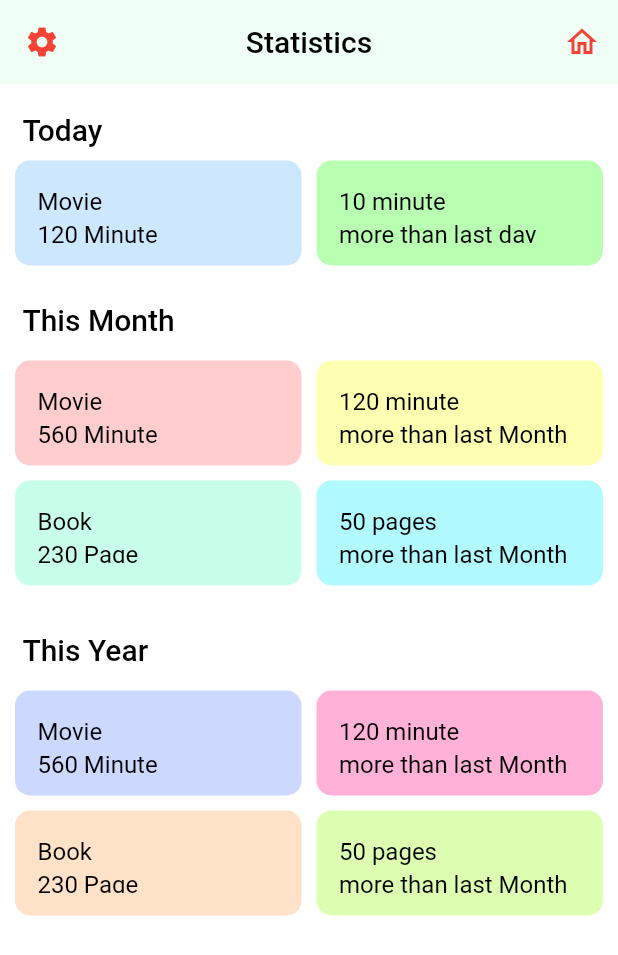
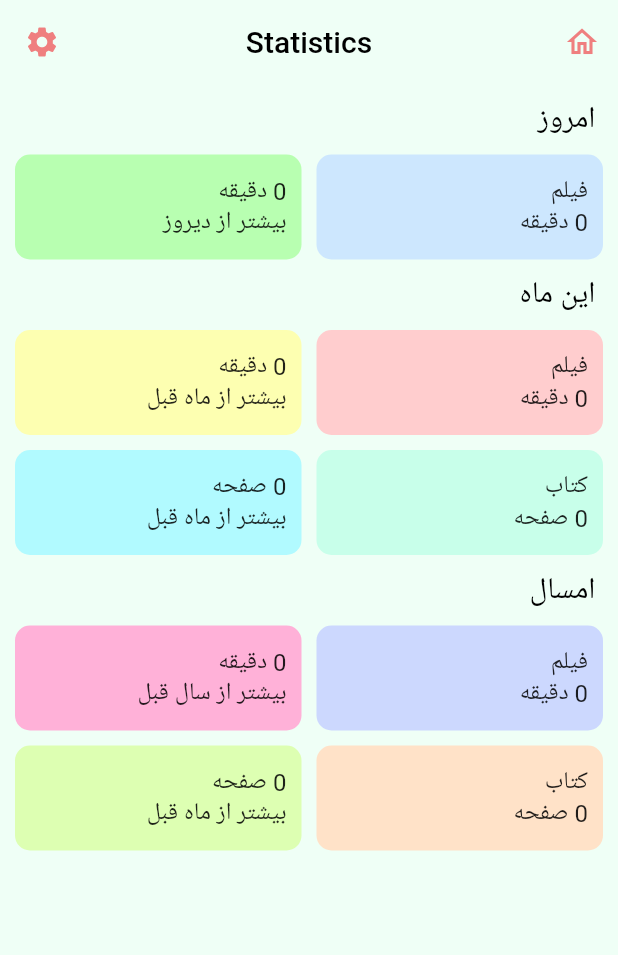
Before and after one commit to TiimmyFTurner/book_and_movie_tracker, a Flutter app: the screen it shows after launch, after a tap on the "bar chart" icon, on a phone screen of 412 x 824 dp. Shown: the top 955 px of the screen. Run offline on Flutter 3.47's test engine with Material 2 defaults, Android fonts, the phone set to English and light mode, and no system bars; our stand-ins replace shamsi_date, shared_preferences, shimmer, sqflite; accounts and stored records are empty; Roboto replaces fonts that are missing (Koodak).

Commit message:
fix statistics

```diff
--- a/lib/provider/statisticsProvider.dart
+++ b/lib/provider/statisticsProvider.dart
@@ -10,7 +10,14 @@ class StatisticsProvider extends ChangeNotifier {
   int _thisYearMovie = 0, _lastYearMovie = 0, _thisYearMovieDiff = 0;
   int _thisYearBook = 0, _lastYearBook = 0, _thisYearBookDiff = 0;
 
+
   void initStatistics() async {
+    _todayMovie = _yesterdayMovie = _todayMovieDiff = _thisMonthMovie =
+        _lastMonthMovie = _thisMonthMovieDiff = _thisMonthBook =
+            _lastMonthBook = _thisMonthBookDiff = _thisYearMovie =
+                _lastYearMovie = _thisYearMovieDiff =
+                    _thisYearBook = _lastYearBook = _thisYearBookDiff = 0;
+
     List<Book> _books = await DBProvider.db.getAllBooks();
     List<Movie> _movies = await DBProvider.db.getAllMovies();
     DateTime _today =
@@ -25,14 +32,14 @@ class StatisticsProvider extends ChangeNotifier {
       if (_elDate.year == _today.year) {
         if (_elDate.month == _today.month) {
           if (_elDate == _today)
-            _todayMovie += element.watchTime;
-          else if (_elDate == _yesterday) _yesterdayMovie += element.watchTime;
-          _thisMonthMovie += element.watchTime;
+            _todayMovie += element.time;
+          else if (_elDate == _yesterday) _yesterdayMovie += element.time;
+          _thisMonthMovie += element.time;
         } else if (_elDate.month == _lastMonth.month)
-          _lastMonthMovie += element.watchTime;
-        _thisYearMovie += element.watchTime;
-      } else if (_elDate.year == _lastYear.year)
-        _lastYearMovie += element.watchTime;
+          _lastMonthMovie += element.time;
+        _thisYearMovie += element.time;
+      } else if (_elDate.year == _lastYear.year) _lastYearMovie += element.time;
+
     });
     _todayMovieDiff = _todayMovie - _yesterdayMovie;
     _thisMonthMovieDiff = _thisMonthMovie - _lastMonthMovie;
@@ -42,32 +49,45 @@ class StatisticsProvider extends ChangeNotifier {
           DateTime(element.date.year, element.date.month, element.date.day);
       if (_elDate.year == _today.year) {
         if (_elDate.month == _today.month) {
-          _thisMonthBook += element.readTime;
+          _thisMonthBook += element.pages;
         } else if (_elDate.month == _lastMonth.month)
-          _lastMonthBook += element.readTime;
-        _thisYearBook += element.readTime;
+          _lastMonthBook += element.pages;
+        _thisYearBook += element.pages;
       } else if (_elDate.year == _lastYear.year)
-        _lastYearBook += element.readTime;
+        _lastYearBook += element.pages;
     });
     _thisMonthBookDiff = _thisMonthBook - _lastMonthBook;
     _thisYearBookDiff = _thisYearBook - _lastYearBook;
-    print('done');
     notifyListeners();
   }
 
   int get todayMovie => _todayMovie;
+
   int get yesterdayMovie => _yesterdayMovie;
+
   int get todayMovieDiff => _todayMovieDiff;
+
   int get thisMonthMovie => _thisMonthMovie;
+
   int get lastMonthMovie => _lastMonthMovie;
+
   int get thisMonthMovieDiff => _thisMonthMovieDiff;
+
   int get thisMonthBook => _thisMonthBook;
+
   int get lastMonthBook => _lastMonthBook;
+
   int get thisMonthBookDiff => _thisMonthBookDiff;
+
   int get thisYearMovie => _thisYearMovie;
+
   int get lastYearMovie => _lastYearMovie;
+
   int get thisYearMovieDiff => _thisYearMovieDiff;
+
   int get thisYearBook => _thisYearBook;
+
   int get lastYearBook => _lastYearBook;
+
   int get thisYearBookDiff => _thisYearBookDiff;
 }
--- a/lib/view/homePage.dart
+++ b/lib/view/homePage.dart
@@ -88,7 +88,6 @@ class _HomePageState extends State<HomePage>
           elevation: 0,
           title: Text(
             "BaM Tracker",
-            style: TextStyle(color: Colors.black),
           ),
           centerTitle: true,
           leading: IconButton(
@@ -115,6 +114,7 @@ class _HomePageState extends State<HomePage>
               icon:
                   Icon(Icons.bar_chart, color: Theme.of(context).primaryColor),
               onPressed: () {
+                context.read<StatisticsProvider>().initStatistics();
                 Navigator.push(
                   context,
                   MaterialPageRoute(builder: (context) => Statistics()),
@@ -153,6 +153,6 @@ class _HomePageState extends State<HomePage>
           ),
         ),
       ),
-    ); //Scaffold
+    );
   }
 }
--- a/lib/view/statistics.dart
+++ b/lib/view/statistics.dart
@@ -1,4 +1,7 @@
+import 'package:book_and_movie_tracker/view/homePage.dart';
+import 'package:book_and_movie_tracker/view/setting.dart';
 import 'package:flutter/material.dart';
+import 'package:book_and_movie_tracker/provider/providers.dart';
 
 class Statistics extends StatefulWidget {
   @override
@@ -7,25 +10,19 @@ class Statistics extends StatefulWidget {
 
 class _StatisticsState extends State<Statistics> {
   Widget myBody() {
-    return Container(
-      height: MediaQuery.of(context).size.height,
-      width: MediaQuery.of(context).size.width,
-      color: Colors.white,
-      padding: EdgeInsets.all(10),
+    var _sp = context.watch<StatisticsProvider>();
+    return Padding(
+      padding: EdgeInsets.symmetric(horizontal: 10),
       child: SingleChildScrollView(
-        child: Column(
-          children: [
-            Container(
-              height: 120,
-              width: MediaQuery.of(context).size.width,
+        child: Directionality(
+          textDirection: TextDirection.rtl,
           child: Column(
             crossAxisAlignment: CrossAxisAlignment.start,
-                mainAxisAlignment: MainAxisAlignment.spaceEvenly,
             children: [
               Padding(
-                    padding: EdgeInsets.only(left: 5),
+                padding: EdgeInsets.symmetric(horizontal: 5, vertical: 10),
                 child: Text(
-                      "Today",
+                  "امروز",
                   style: TextStyle(
                     fontSize: 20,
                     color: Colors.black,
@@ -38,18 +35,17 @@ class _StatisticsState extends State<Statistics> {
                   Expanded(
                     flex: 1,
                     child: Container(
-                          padding: EdgeInsets.all(15),
-                          alignment: Alignment.centerLeft,
+                      padding: EdgeInsets.all(10),
+                      alignment: Alignment.centerRight,
                       height: 70,
                       decoration: BoxDecoration(
                           color: Color(0xffcde7fe),
-                              borderRadius:
-                              BorderRadius.all(Radius.circular(10))),
+                          borderRadius: BorderRadius.all(Radius.circular(10))),
                       child: Text(
-                            "Movie" + "\n120 Minute",
+                        "فیلم" + "\n${_sp.todayMovie}" + " دقیقه",
                         style: TextStyle(
-                              fontSize: 16, color: Colors.black, height: 1.4,
-                              // fontWeight: FontWeight.w500,
+                          fontSize: 16,
+                          height: 1.3,
                         ),
                       ),
                     ),
@@ -60,38 +56,27 @@ class _StatisticsState extends State<Statistics> {
                   Expanded(
                     flex: 1,
                     child: Container(
-                          padding: EdgeInsets.all(15),
-                          alignment: Alignment.centerLeft,
+                      padding: EdgeInsets.all(10),
+                      alignment: Alignment.centerRight,
                       height: 70,
                       decoration: BoxDecoration(
                           color: Color(0xffb8ffb1),
-                              borderRadius:
-                              BorderRadius.all(Radius.circular(10))),
+                          borderRadius: BorderRadius.all(Radius.circular(10))),
                       child: Text(
-                            "10 minute" + "\nmore than last day",
+                        "${_sp.todayMovieDiff}" + " دقیقه" + "\nبیشتر از دیروز",
                         style: TextStyle(
-                              fontSize: 16, color: Colors.black, height: 1.4,
-                              // fontWeight: FontWeight.w500,
+                          fontSize: 16,
+                          height: 1.3,
                         ),
                       ),
                     ),
                   ),
                 ],
-                  )
-                ],
               ),
-            ),
-            Container(
-              height: 220,
-              width: MediaQuery.of(context).size.width,
-              child: Column(
-                crossAxisAlignment: CrossAxisAlignment.start,
-                mainAxisAlignment: MainAxisAlignment.spaceEvenly,
-                children: [
               Padding(
-                    padding: EdgeInsets.only(left: 5),
+                padding: EdgeInsets.symmetric(horizontal: 5, vertical: 10),
                 child: Text(
-                      "This Month",
+                  "این ماه",
                   style: TextStyle(
                     fontSize: 20,
                     color: Colors.black,
@@ -99,26 +84,22 @@ class _StatisticsState extends State<Statistics> {
                   ),
                 ),
               ),
-                  Column(
-                    children: [
               Row(
                 children: [
                   Expanded(
                     flex: 1,
                     child: Container(
-                              padding: EdgeInsets.all(15),
-                              alignment: Alignment.centerLeft,
+                      padding: EdgeInsets.all(10),
+                      alignment: Alignment.centerRight,
                       height: 70,
                       decoration: BoxDecoration(
                           color: Color(0xffffcdce),
-                                  borderRadius:
-                                  BorderRadius.all(Radius.circular(10))),
+                          borderRadius: BorderRadius.all(Radius.circular(10))),
                       child: Text(
-                                "Movie" + "\n560 Minute",
+                        "فیلم" + "\n${_sp.thisMonthMovie}" + " دقیقه",
                         style: TextStyle(
-                                  fontSize: 16, color: Colors.black,
-                                  height: 1.4,
-                                  // fontWeight: FontWeight.w500,
+                          fontSize: 16,
+                          height: 1.3,
                         ),
                       ),
                     ),
@@ -129,19 +110,19 @@ class _StatisticsState extends State<Statistics> {
                   Expanded(
                     flex: 1,
                     child: Container(
-                              padding: EdgeInsets.all(15),
-                              alignment: Alignment.centerLeft,
+                      padding: EdgeInsets.all(10),
+                      alignment: Alignment.centerRight,
                       height: 70,
                       decoration: BoxDecoration(
                           color: Color(0xfffdffb1),
-                                  borderRadius:
-                                  BorderRadius.all(Radius.circular(10))),
+                          borderRadius: BorderRadius.all(Radius.circular(10))),
                       child: Text(
-                                "120 minute" + "\nmore than last Month",
+                        "${_sp.thisMonthMovieDiff}" +
+                            " دقیقه" +
+                            "\nبیشتر از ماه قبل",
                         style: TextStyle(
-                                  fontSize: 16, color: Colors.black,
-                                  height: 1.4,
-                                  // fontWeight: FontWeight.w500,
+                          fontSize: 16,
+                          height: 1.3,
                         ),
                       ),
                     ),
@@ -156,19 +137,17 @@ class _StatisticsState extends State<Statistics> {
                   Expanded(
                     flex: 1,
                     child: Container(
-                              padding: EdgeInsets.all(15),
-                              alignment: Alignment.centerLeft,
+                      padding: EdgeInsets.all(10),
+                      alignment: Alignment.centerRight,
                       height: 70,
                       decoration: BoxDecoration(
                           color: Color(0xffc8ffea),
-                                  borderRadius:
-                                  BorderRadius.all(Radius.circular(10))),
+                          borderRadius: BorderRadius.all(Radius.circular(10))),
                       child: Text(
-                                "Book" + "\n230 Page",
+                        "کتاب" + "\n${_sp.thisMonthBook}" + " صفحه",
                         style: TextStyle(
-                                  fontSize: 16, color: Colors.black,
-                                  height: 1.4,
-                                  // fontWeight: FontWeight.w500,
+                          fontSize: 16,
+                          height: 1.3,
                         ),
                       ),
                     ),
@@ -179,41 +158,29 @@ class _StatisticsState extends State<Statistics> {
                   Expanded(
                     flex: 1,
                     child: Container(
-                              padding: EdgeInsets.all(15),
-                              alignment: Alignment.centerLeft,
+                      padding: EdgeInsets.all(10),
+                      alignment: Alignment.centerRight,
                       height: 70,
                       decoration: BoxDecoration(
                           color: Color(0xffb1faff),
-                                  borderRadius:
-                                  BorderRadius.all(Radius.circular(10))),
+                          borderRadius: BorderRadius.all(Radius.circular(10))),
                       child: Text(
-                                "50 pages" + "\nmore than last Month",
+                        "${_sp.thisMonthBookDiff}" +
+                            " صفحه" +
+                            "\nبیشتر از ماه قبل",
                         style: TextStyle(
-                                  fontSize: 16, color: Colors.black,
-                                  height: 1.4,
-                                  // fontWeight: FontWeight.w500,
+                          fontSize: 16,
+                          height: 1.3,
                         ),
                       ),
                     ),
                   ),
                 ],
-                      )
-                    ],
-                  )
-                ],
               ),
-            ),
-            Container(
-              height: 220,
-              width: MediaQuery.of(context).size.width,
-              child: Column(
-                crossAxisAlignment: CrossAxisAlignment.start,
-                mainAxisAlignment: MainAxisAlignment.spaceEvenly,
-                children: [
               Padding(
-                    padding: EdgeInsets.only(left: 5),
+                padding: EdgeInsets.symmetric(horizontal: 5, vertical: 10),
                 child: Text(
-                      "This Year",
+                  "امسال",
                   style: TextStyle(
                     fontSize: 20,
                     color: Colors.black,
@@ -221,26 +188,22 @@ class _StatisticsState extends State<Statistics> {
                   ),
                 ),
               ),
-                  Column(
-                    children: [
               Row(
                 children: [
                   Expanded(
                     flex: 1,
                     child: Container(
-                              padding: EdgeInsets.all(15),
-                              alignment: Alignment.centerLeft,
+                      padding: EdgeInsets.all(10),
+                      alignment: Alignment.centerRight,
                       height: 70,
                       decoration: BoxDecoration(
                           color: Color(0xffccd8fe),
-                                  borderRadius:
-                                  BorderRadius.all(Radius.circular(10))),
+                          borderRadius: BorderRadius.all(Radius.circular(10))),
                       child: Text(
-                                "Movie" + "\n560 Minute",
+                        "فیلم" + "\n${_sp.thisYearMovie}" + " دقیقه",
                         style: TextStyle(
-                                  fontSize: 16, color: Colors.black,
-                                  height: 1.4,
-                                  // fontWeight: FontWeight.w500,
+                          fontSize: 16,
+                          height: 1.3,
                         ),
                       ),
                     ),
@@ -251,19 +214,19 @@ class _StatisticsState extends State<Statistics> {
                   Expanded(
                     flex: 1,
                     child: Container(
-                              padding: EdgeInsets.all(15),
-                              alignment: Alignment.centerLeft,
+                      padding: EdgeInsets.all(10),
+                      alignment: Alignment.centerRight,
                       height: 70,
                       decoration: BoxDecoration(
                           color: Color(0xffffb1d8),
-                                  borderRadius:
-                                  BorderRadius.all(Radius.circular(10))),
+                          borderRadius: BorderRadius.all(Radius.circular(10))),
                       child: Text(
-                                "120 minute" + "\nmore than last Month",
+                        "${_sp.thisYearMovieDiff}" +
+                            " دقیقه" +
+                            "\nبیشتر از سال قبل",
                         style: TextStyle(
-                                  fontSize: 16, color: Colors.black,
-                                  height: 1.4,
-                                  // fontWeight: FontWeight.w500,
+                          fontSize: 16,
+                          height: 1.3,
                         ),
                       ),
                     ),
@@ -278,19 +241,17 @@ class _StatisticsState extends State<Statistics> {
                   Expanded(
                     flex: 1,
                     child: Container(
-                              padding: EdgeInsets.all(15),
-                              alignment: Alignment.centerLeft,
+                      padding: EdgeInsets.all(10),
+                      alignment: Alignment.centerRight,
                       height: 70,
                       decoration: BoxDecoration(
                           color: Color(0xffffe2c8),
-                                  borderRadius:
-                                  BorderRadius.all(Radius.circular(10))),
+                          borderRadius: BorderRadius.all(Radius.circular(10))),
                       child: Text(
-                                "Book" + "\n230 Page",
+                        "کتاب" + "\n${_sp.thisYearBook}" + " صفحه",
                         style: TextStyle(
-                                  fontSize: 16, color: Colors.black,
-                                  height: 1.4,
-                                  // fontWeight: FontWeight.w500,
+                          fontSize: 16,
+                          height: 1.3,
                         ),
                       ),
                     ),
@@ -301,31 +262,27 @@ class _StatisticsState extends State<Statistics> {
                   Expanded(
                     flex: 1,
                     child: Container(
-                              padding: EdgeInsets.all(15),
-                              alignment: Alignment.centerLeft,
+                      padding: EdgeInsets.all(10),
+                      alignment: Alignment.centerRight,
                       height: 70,
                       decoration: BoxDecoration(
                           color: Color(0xffddffb2),
-                                  borderRadius:
-                                  BorderRadius.all(Radius.circular(10))),
+                          borderRadius: BorderRadius.all(Radius.circular(10))),
                       child: Text(
-                                "50 pages" + "\nmore than last Month",
+                        "${_sp.thisYearBookDiff}" +
+                            " صفحه" +
+                            "\nبیشتر از ماه قبل",
                         style: TextStyle(
-                                  fontSize: 16, color: Colors.black,
-                                  height: 1.4,
-                                  // fontWeight: FontWeight.w500,
+                          fontSize: 16,
+                          height: 1.3,
                         ),
                       ),
                     ),
                   ),
                 ],
-                      )
-                    ],
-                  )
+              ),
             ],
           ),
-            ),
-          ],
         ),
       ),
     );
@@ -338,24 +295,37 @@ class _StatisticsState extends State<Statistics> {
         title: Text(
           "Statistics",
           style: TextStyle(color: Colors.black),
-        ), //Text
+        ),
         centerTitle: true,
-        leading: Icon(
+        leading: IconButton(
+          icon: Icon(
             Icons.settings,
-          color: Colors.red,
-        ), //Icon
-        backgroundColor: Color(0xffeffff5),
+            color: Theme.of(context).primaryColor,
+          ),
+          onPressed: () {
+            Navigator.push(
+              context,
+              MaterialPageRoute(builder: (context) => Setting()),
+            );
+          },
+        ),
+        backgroundColor: Theme.of(context).scaffoldBackgroundColor,
         elevation: 0,
         actions: <Widget>[
           IconButton(
             icon: Icon(
               Icons.home_outlined,
-              color: Colors.red,
+              color: Theme.of(context).primaryColor,
             ),
+            onPressed: () {
+              Navigator.push(
+                context,
+                MaterialPageRoute(builder: (context) => HomePage()),
+              );
+            },
           ), //IconButton
         ], //Widget
       ), //AppBar,
-
       body: myBody(),
     );
   }
```
Lines whose indentation alone changed are shown as unchanged.
